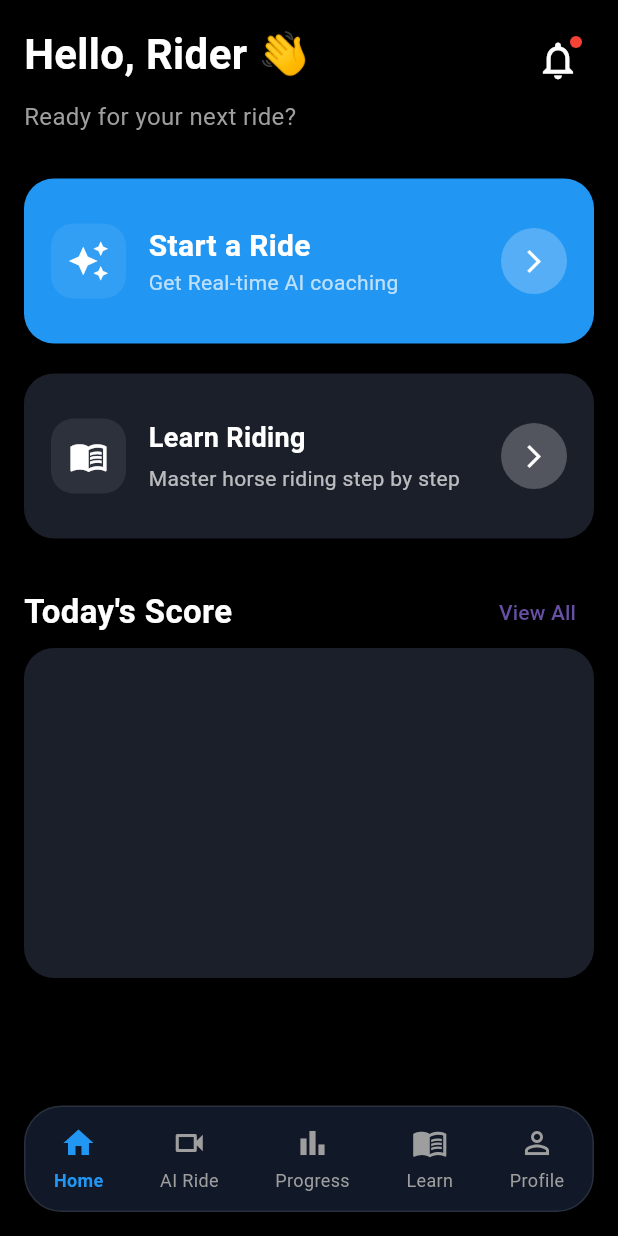
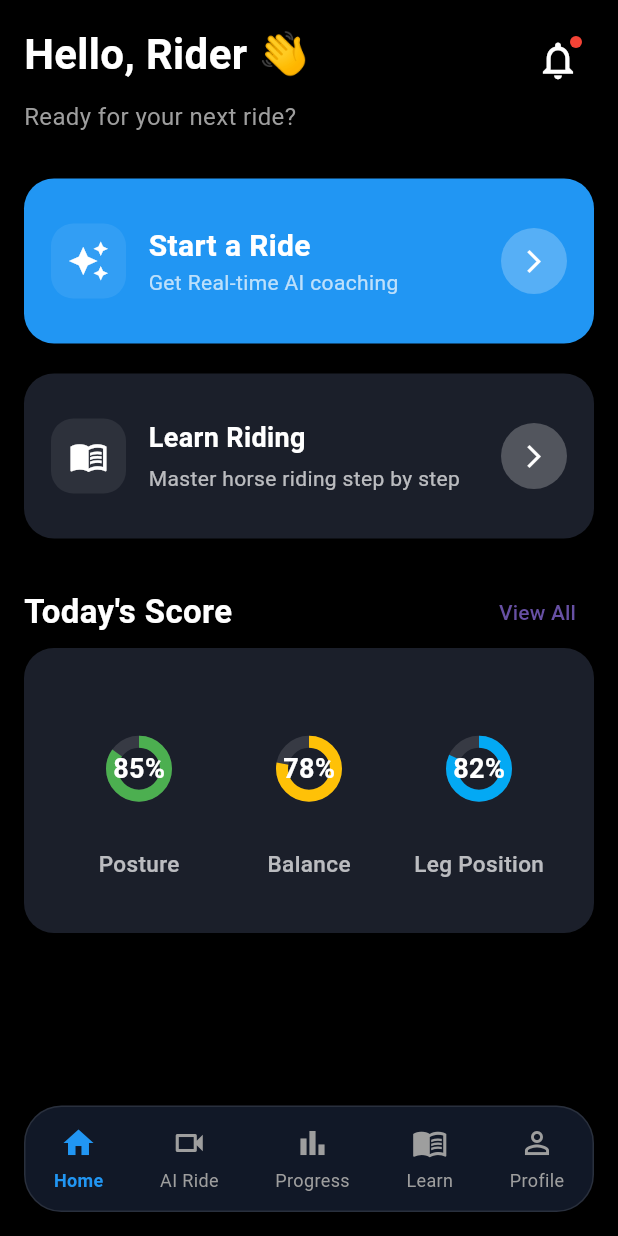
Before and after one commit to Sreenu-123/Ashwa, a Flutter app: the screen it shows after launch, on a phone screen of 412 x 824 dp. Run offline on Flutter 3.47's test engine with Material 3 defaults, Android fonts, the phone set to English and light mode, and no system bars.

Commit message:
Complete Home Screen UI

```diff
--- a/lib/Screens/Home/home_screen.dart
+++ b/lib/Screens/Home/home_screen.dart
@@ -221,10 +221,137 @@ class HomeScreen extends StatelessWidget {
                 ),
                 Container(
                   width: double.infinity,
-                  height: 220,
+                  height: 190,
                   decoration: BoxDecoration(
                     color: const Color(0xFF1B1F2A),
                     borderRadius: BorderRadius.circular(20),
+                  ),
+                  child: Padding(
+                    padding: const EdgeInsets.all(20),
+                    child: Row(
+                      mainAxisAlignment: MainAxisAlignment.spaceAround,
+                      children: const [
+                        // Posture
+                        Column(
+                          mainAxisAlignment: MainAxisAlignment.center,
+                          children: [
+                            SizedBox(
+                              width: 90,
+                              height: 90,
+                              child: Stack(
+                                alignment: Alignment.center,
+                                children: [
+                                  CircularProgressIndicator(
+                                    value: 0.85,
+                                    strokeWidth: 8,
+                                    color: Colors.green,
+                                    backgroundColor: Colors.white12,
+                                  ),
+                                  Text(
+                                    "85%",
+                                    style: TextStyle(
+                                      color: Colors.white,
+                                      fontWeight: FontWeight.bold,
+                                      fontSize: 18,
+                                    ),
+                                  ),
+                                ],
+                              ),
+                            ),
+                            SizedBox(height: 8),
+                            Text(
+                              "Posture",
+                              textAlign: TextAlign.center,
+                              style: TextStyle(
+                                color: Colors.white70,
+                                fontWeight: FontWeight.w500,
+                                fontSize: 15,
+                              ),
+                            ),
+                          ],
+                        ),
+
+                        // Balance
+                        Column(
+                          mainAxisAlignment: MainAxisAlignment.center,
+                          children: [
+                            SizedBox(
+                              width: 90,
+                              height: 90,
+                              child: Stack(
+                                alignment: Alignment.center,
+                                children: [
+                                  CircularProgressIndicator(
+                                    value: 0.78,
+                                    strokeWidth: 8,
+                                    color: Colors.amber,
+                                    backgroundColor: Colors.white12,
+                                  ),
+                                  Text(
+                                    "78%",
+                                    style: TextStyle(
+                                      color: Colors.white,
+                                      fontWeight: FontWeight.bold,
+                                      fontSize: 18,
+                                    ),
+                                  ),
+                                ],
+                              ),
+                            ),
+                            SizedBox(height: 8),
+                            Text(
+                              "Balance",
+                              textAlign: TextAlign.center,
+                              style: TextStyle(
+                                color: Colors.white70,
+                                fontWeight: FontWeight.w500,
+                                fontSize: 15,
+                              ),
+                            ),
+                          ],
+                        ),
+
+                        // Leg Position
+                        Column(
+                          mainAxisAlignment: MainAxisAlignment.center,
+                          children: [
+                            SizedBox(
+                              width: 90,
+                              height: 90,
+                              child: Stack(
+                                alignment: Alignment.center,
+                                children: [
+                                  CircularProgressIndicator(
+                                    value: 0.82,
+                                    strokeWidth: 8,
+                                    color: Colors.lightBlue,
+                                    backgroundColor: Colors.white12,
+                                  ),
+                                  Text(
+                                    "82%",
+                                    style: TextStyle(
+                                      color: Colors.white,
+                                      fontWeight: FontWeight.bold,
+                                      fontSize: 18,
+                                    ),
+                                  ),
+                                ],
+                              ),
+                            ),
+                            SizedBox(height: 8),
+                            Text(
+                              "Leg Position",
+                              textAlign: TextAlign.center,
+                              style: TextStyle(
+                                color: Colors.white70,
+                                fontWeight: FontWeight.w500,
+                                fontSize: 15,
+                              ),
+                            ),
+                          ],
+                        ),
+                      ],
+                    ),
                   ),
                 ),
               ],
```
